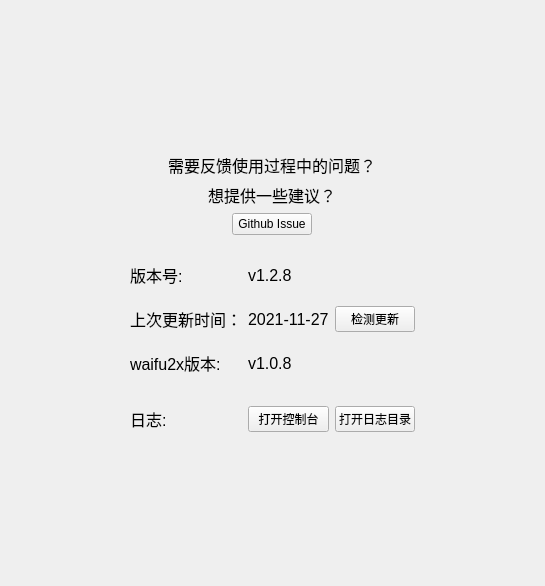
First picture: the form in ui/ui_help.ui, repository tonquer/JMComic-qt, before the edit.
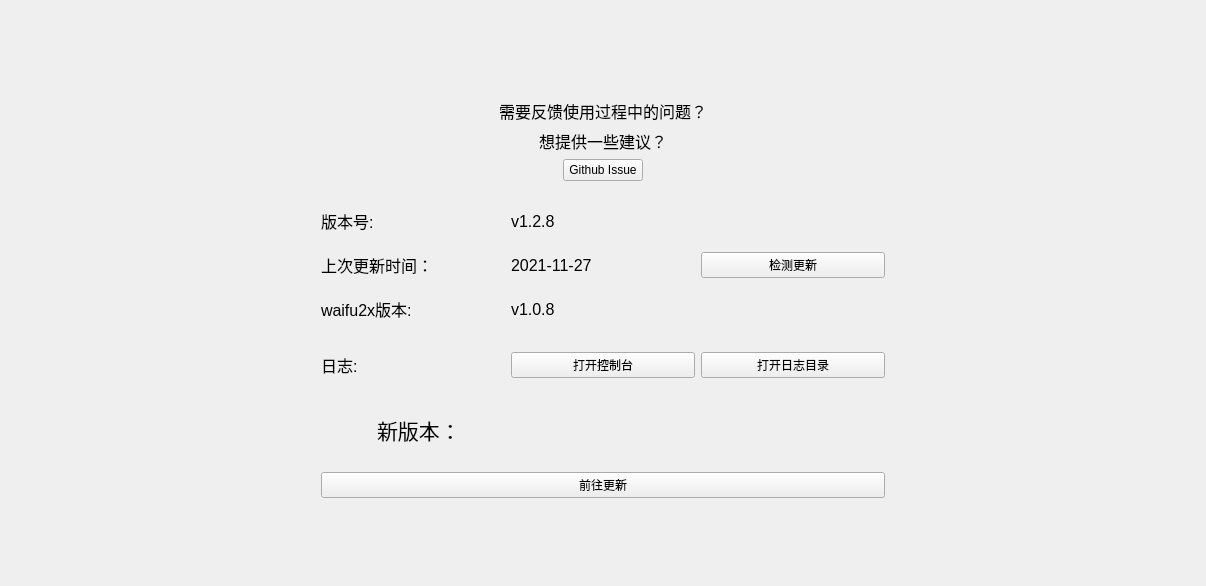
Second picture: the form after the edit. Icons and pictures are not drawn. Custom widgets are drawn as their Qt base class.

The edit to the form file:
```diff
--- a/ui/ui_help.ui
+++ b/ui/ui_help.ui
@@ -6,7 +6,7 @@
    <rect>
     <x>0</x>
     <y>0</y>
-    <width>545</width>
+    <width>1206</width>
     <height>586</height>
    </rect>
   </property>
@@ -27,9 +27,9 @@
       <property name="geometry">
        <rect>
         <x>0</x>
-        <y>0</y>
-        <width>525</width>
-        <height>566</height>
+        <y>-38</y>
+        <width>1169</width>
+        <height>604</height>
        </rect>
       </property>
       <layout class="QVBoxLayout" name="verticalLayout_3">
@@ -50,6 +50,12 @@
          </item>
          <item>
           <widget class="QWidget" name="widget" native="true">
+           <property name="minimumSize">
+            <size>
+             <width>600</width>
+             <height>0</height>
+            </size>
+           </property>
            <layout class="QVBoxLayout" name="verticalLayout_2">
             <item>
              <spacer name="verticalSpacer_2">
@@ -234,6 +240,68 @@
               </layout>
              </widget>
             </item>
+            <item>
+             <widget class="QWidget" name="updateWidget" native="true">
+              <layout class="QVBoxLayout" name="verticalLayout_4">
+               <item>
+                <layout class="QHBoxLayout" name="horizontalLayout_2">
+                 <item>
+                  <widget class="QLabel" name="label_5">
+                   <property name="sizePolicy">
+                    <sizepolicy hsizetype="Preferred" vsizetype="Preferred">
+                     <horstretch>0</horstretch>
+                     <verstretch>0</verstretch>
+                    </sizepolicy>
+                   </property>
+                   <property name="maximumSize">
+                    <size>
+                     <width>50</width>
+                     <height>16777215</height>
+                    </size>
+                   </property>
+                   <property name="styleSheet">
+                    <string notr="true">image: url(:/png/icon/new.svg);</string>
+                   </property>
+                   <property name="text">
+                    <string/>
+                   </property>
+                  </widget>
+                 </item>
+                 <item>
+                  <widget class="QLabel" name="label_8">
+                   <property name="font">
+                    <font>
+                     <pointsize>16</pointsize>
+                    </font>
+                   </property>
+                   <property name="text">
+                    <string>新版本：</string>
+                   </property>
+                  </widget>
+                 </item>
+                </layout>
+               </item>
+               <item>
+                <widget class="QLabel" name="updateLabel">
+                 <property name="text">
+                  <string/>
+                 </property>
+                </widget>
+               </item>
+               <item>
+                <widget class="QPushButton" name="updateButton">
+                 <property name="text">
+                  <string>前往更新</string>
+                 </property>
+                 <property name="icon">
+                  <iconset resource="../res/images.qrc">
+                   <normaloff>:/png/icon/new.svg</normaloff>:/png/icon/new.svg</iconset>
+                 </property>
+                </widget>
+               </item>
+              </layout>
+             </widget>
+            </item>
             <item>
              <spacer name="verticalSpacer">
               <property name="orientation">
```
Left out of the diff: 1 changed line with no effect on the pictures.
